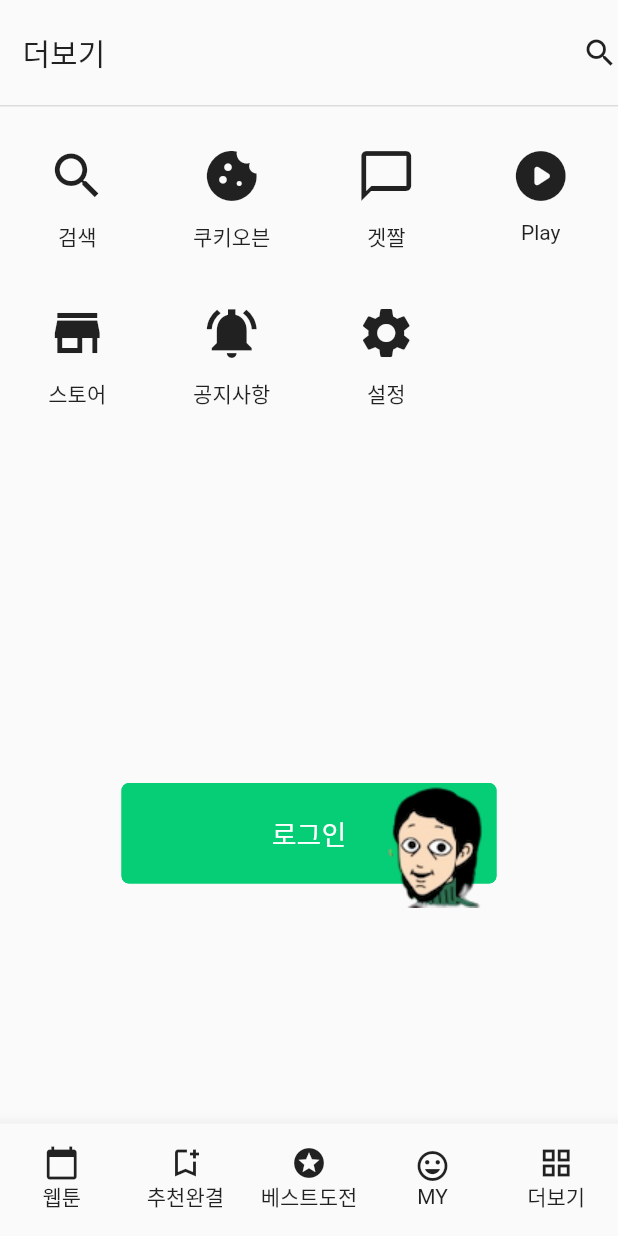
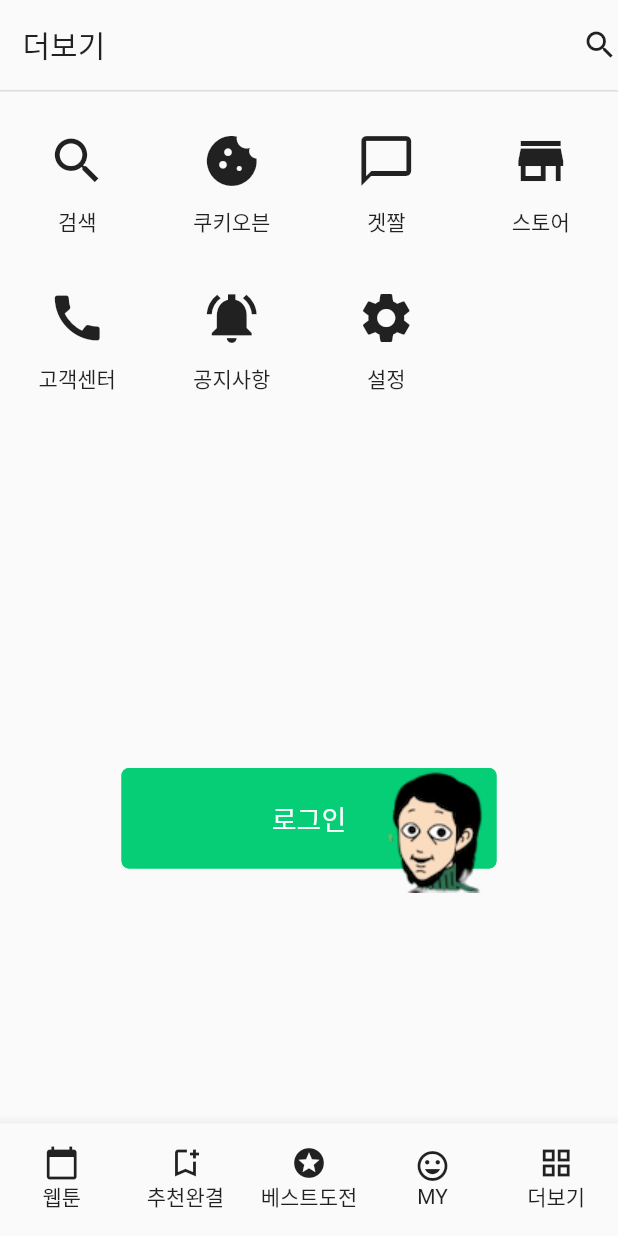
Before and after one commit to 1000bang/naverwebtoon, a Flutter app: the screen it shows after launch, item 5 of the bottom bar chosen, on a phone screen of 412 x 824 dp. Run offline on Flutter 3.47's test engine with Material 2 defaults, Android fonts, the phone set to English and light mode, and no system bars; our stand-ins replace carousel_slider, webview_flutter.

Commit message:
11/21 showmore page last update

```diff
--- a/lib/components/main_appbar.dart
+++ b/lib/components/main_appbar.dart
@@ -7,8 +7,9 @@ class MainAppBar extends StatelessWidget {
   IconData icons;
   @override
   Widget build(BuildContext context) {
-    return SizedBox(
-      height: 70,
+    return Column(
+      children: [SizedBox(
+        height: 60,
         child: Row(
           mainAxisAlignment: MainAxisAlignment.spaceBetween,
           children: [
@@ -23,6 +24,8 @@ class MainAppBar extends StatelessWidget {
                 child: Icon(icons, color: Colors.black87,))
           ],
         ),
-    );
+      ),
+    Divider(height: 1, thickness: 1,),
+      ]);
   }
 }
--- a/lib/constrants.dart
+++ b/lib/constrants.dart
@@ -1,9 +1,8 @@
 import 'package:flutter/material.dart';
 
 const kAccentColor = Color(0xFF06CE76);
-const getzzalUrl = "https://recruit.webtoonscorp.com/";
+const getzzalUrl = "https://comic.naver.com/contest/greatest/webtoon";
 const cookieUrl = "https://nid.naver.com/membership/join?m=joinStudent&evt=MK1043&dtm_source=naver_webtoon&dtm_medium=display&dtm_campaign=membership_student&pcode=naver_webtoon_cookie14";
-const playUrl = "https://comic.naver.com/contest/greatest/webtoon";
 const csUrl = "https://help.naver.com/service/5635/category/bookmark?lang=ko";
 const storeUrl = "https://m.brand.naver.com/webtoonfriends";
 const noticeUrl = "https://m.comic.naver.com/notice/list";
--- a/lib/main.dart
+++ b/lib/main.dart
@@ -5,7 +5,7 @@ import 'package:naver_webtoon/pages/more_pages/getzzal.dart';
 import 'package:naver_webtoon/pages/more_pages/join.dart';
 import 'package:naver_webtoon/pages/more_pages/login.dart';
 import 'package:naver_webtoon/pages/more_pages/notice.dart';
-import 'package:naver_webtoon/pages/more_pages/play.dart';
+import 'package:naver_webtoon/pages/more_pages/cs.dart';
 import 'package:naver_webtoon/pages/more_pages/setting.dart';
 import 'package:naver_webtoon/pages/more_pages/store.dart';
 import 'package:naver_webtoon/pages/more_pages/search_screen.dart';
@@ -34,7 +34,7 @@ static String cookie = '';
       "/getzzal" : (context) => GetZzalScreen(),
       "/cookie" : (context) => CookieScreen(),
       "/notice" : (context) => NoticeScreen(),
-      "/play" : (context) => PlayScreen(),
+      "/cs" : (context) => CsScreen(),
       "/setting" : (context) => SettingScreen(),
       "/store" : (context) => StoreScreen(),
       "/login" : (context) => LoginPage(),
--- a/lib/pages/my_screen.dart
+++ b/lib/pages/my_screen.dart
@@ -17,7 +17,6 @@ class _MyScreenState extends State<MyScreen> {
       child: Column(
         children: [
           MainAppBar(title: "MY", icons: Icons.search),
-          Divider(thickness: 1, height: 1,),
           Expanded(child: MyTabBar()),
 
         ],
--- a/lib/pages/show_more.dart
+++ b/lib/pages/show_more.dart
@@ -20,7 +20,6 @@ class _ShowMorePageState extends State<ShowMorePage> {
     return ListView(
       children: [
         MainAppBar(title: "더보기", icons: Icons.search),
-        Divider(thickness: 1, height: 1,),
         Container(
             child: Column(
               children: [
@@ -79,9 +78,9 @@ class _ShowMorePageState extends State<ShowMorePage> {
             child: _gridItem(Icons.messenger_outline, "겟짤")),
         InkWell(
             onTap: (){
-              Navigator.pushNamed(context, "/play");
+             Navigator.pushNamed(context, "/store");
             },
-            child: _gridItem(Icons.play_circle_rounded, "Play")),
+            child: _gridItem(Icons.store, "스토어")),
       ],
     );
   }
@@ -92,9 +91,9 @@ class _ShowMorePageState extends State<ShowMorePage> {
       children: [
         InkWell(
             onTap: (){
-              Navigator.pushNamed(context, "/store");
+              Navigator.pushNamed(context, "/cs");
             },
-            child: _gridItem(Icons.store, "스토어")),
+            child: _gridItem(Icons.call, "고객센터")),
 
         InkWell(
             onTap: (){
```
Also changed, not shown: lib/pages/more_pages/cs.dart (renamed from lib/pages/more_pages/play.dart, +4 -4 lines), lib/pages/swPages/best_dojeon_page.dart (+5 -3 lines). Lines whose indentation alone changed are shown as unchanged.
